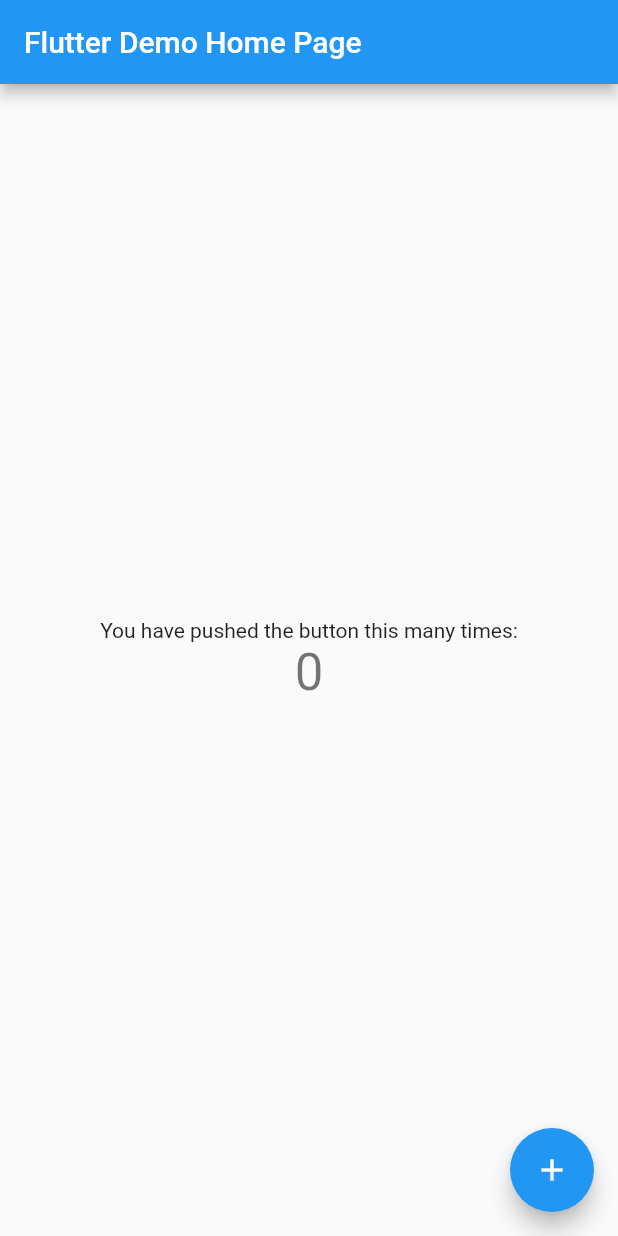
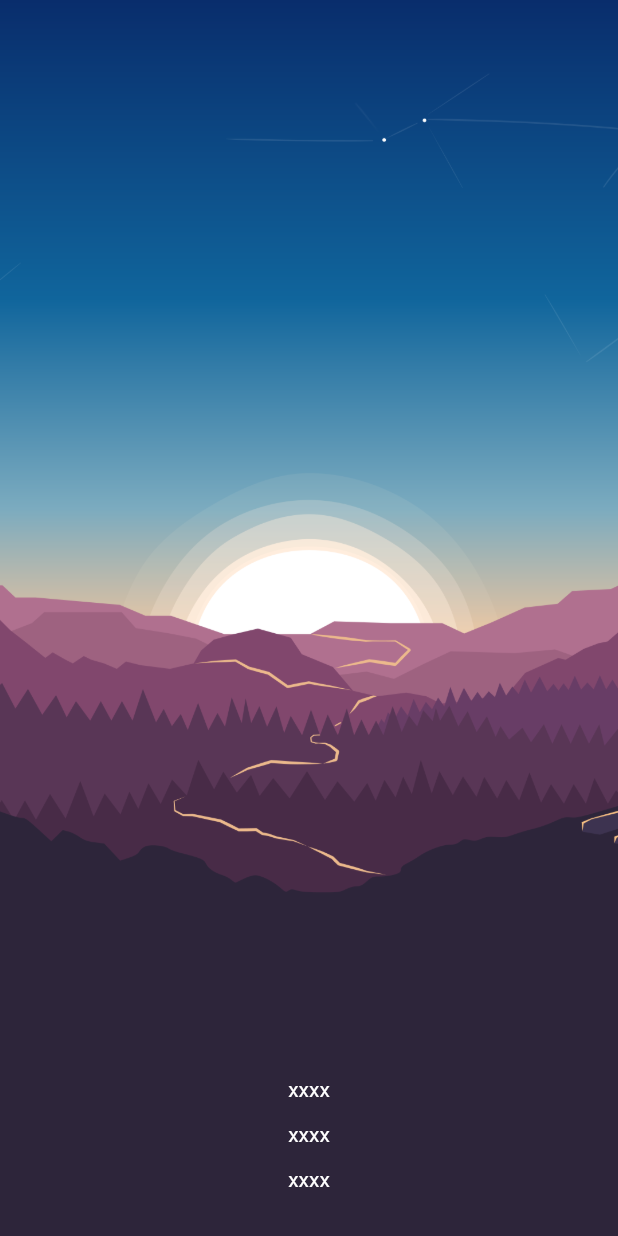
Before and after one commit to MeringGao/forkids, a Flutter app: the screen it shows after launch, on a phone screen of 412 x 824 dp. Run offline on Flutter 3.47's test engine with Material 2 defaults, Android fonts, the phone set to English and light mode, and no system bars.

Commit message:
添加登录页面

```diff
--- a/lib/main.dart
+++ b/lib/main.dart
@@ -1,4 +1,5 @@
 import 'package:flutter/material.dart';
+import 'pages/login/login.dart';
 
 void main() => runApp(MyApp());
 
@@ -65,47 +66,6 @@
     // The Flutter framework has been optimized to make rerunning build methods
     // fast, so that you can just rebuild anything that needs updating rather
     // than having to individually change instances of widgets.
-    return Scaffold(
-      appBar: AppBar(
-        // Here we take the value from the MyHomePage object that was created by
-        // the App.build method, and use it to set our appbar title.
-        title: Text(widget.title),
-      ),
-      body: Center(
-        // Center is a layout widget. It takes a single child and positions it
-        // in the middle of the parent.
-        child: Column(
-          // Column is also layout widget. It takes a list of children and
-          // arranges them vertically. By default, it sizes itself to fit its
-          // children horizontally, and tries to be as tall as its parent.
-          //
-          // Invoke "debug painting" (press "p" in the console, choose the
-          // "Toggle Debug Paint" action from the Flutter Inspector in Android
-          // Studio, or the "Toggle Debug Paint" command in Visual Studio Code)
-          // to see the wireframe for each widget.
-          //
-          // Column has various properties to control how it sizes itself and
-          // how it positions its children. Here we use mainAxisAlignment to
-          // center the children vertically; the main axis here is the vertical
-          // axis because Columns are vertical (the cross axis would be
-          // horizontal).
-          mainAxisAlignment: MainAxisAlignment.center,
-          children: <Widget>[
-            Text(
-              'You have pushed the button this many times:',
-            ),
-            Text(
-              '$_counter',
-              style: Theme.of(context).textTheme.display1,
-            ),
-          ],
-        ),
-      ),
-      floatingActionButton: FloatingActionButton(
-        onPressed: _incrementCounter,
-        tooltip: 'Increment',
-        child: Icon(Icons.add),
-      ), // This trailing comma makes auto-formatting nicer for build methods.
-    );
+    return LoginWidget();
   }
 }
--- /dev/null
+++ b/lib/pages/login/login.dart
@@ -0,0 +1,28 @@
+import 'package:flutter/material.dart';
+
+class LoginWidget extends StatefulWidget {
+  LoginWidget({Key key}) : super(key: key);
+
+  _LoginWidgetState createState() => _LoginWidgetState();
+}
+
+class _LoginWidgetState extends State<LoginWidget> {
+  TextStyle defaultStyle = TextStyle(color: Colors.white);
+  @override
+  Widget build(BuildContext context) {
+    return Scaffold(
+        body: Container(
+            width: double.infinity,
+            height: double.infinity,
+            decoration: BoxDecoration(
+                image: DecorationImage(fit: BoxFit.cover, image: AssetImage('assets/images/loginbackground.png'))),
+            child: Stack(children: <Widget>[
+              Positioned(
+                  width: MediaQuery.of(context).size.width, bottom: 30, child: Align(child: Text('xxxx', style: defaultStyle))),
+              Positioned(
+                  width: MediaQuery.of(context).size.width, bottom: 60, child: Align(child: Text('xxxx', style: defaultStyle))),
+              Positioned(
+                  width: MediaQuery.of(context).size.width, bottom: 90, child: Align(child: Text('xxxx', style: defaultStyle))),
+            ])));
+  }
+}
--- a/pubspec.yaml
+++ b/pubspec.yaml
@@ -20,9 +20,10 @@
   flutter:
     sdk: flutter
 
+
   # The following adds the Cupertino Icons font to your application.
   # Use with the CupertinoIcons class for iOS style icons.
-  cupertino_icons: ^0.1.2
+  # cupertino_icons: ^0.1.2
 
 dev_dependencies:
   flutter_test:
@@ -39,6 +40,8 @@
   # included with your application, so that you can use the icons in
   # the material Icons class.
   uses-material-design: true
+  assets:
+    - assets/images/loginbackground.png
 
   # To add assets to your application, add an assets section, like this:
   # assets:
```
Also changed, not shown: assets/images/loginbackground.png (renamed from assets/images/loginbackgroud.png), pubspec.lock.
